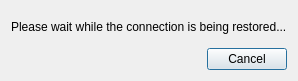
Old version of the form client/libclient/src/ui/dialogs/reconnect_info_dialog.ui in the repository networkoptix/nx_open.
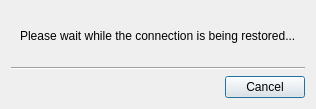
New version of the form.

Commit message:
VMS-2217: Fixed separator lines in many dialogs
<==== Mercurial data ====>
Branch: dev_3.0.0_gui

Diff of the .ui file:
```diff
--- a/client/libclient/src/ui/dialogs/reconnect_info_dialog.ui
+++ b/client/libclient/src/ui/dialogs/reconnect_info_dialog.ui
@@ -9,8 +9,8 @@
    <rect>
     <x>0</x>
     <y>0</y>
-    <width>273</width>
-    <height>81</height>
+    <width>286</width>
+    <height>109</height>
    </rect>
   </property>
   <property name="windowTitle">
@@ -19,6 +19,9 @@
   <property name="modal">
    <bool>true</bool>
   </property>
+  <layout class="QVBoxLayout" name="verticalLayout_2">
+   <item>
+    <widget class="QWidget" name="widget" native="true">
   <layout class="QVBoxLayout" name="verticalLayout">
    <item>
     <widget class="QLabel" name="label">
@@ -29,6 +32,16 @@
    </item>
    <item>
     <layout class="QGridLayout" name="gridLayout"/>
+      </item>
+     </layout>
+    </widget>
+   </item>
+   <item>
+    <widget class="Line" name="line">
+     <property name="orientation">
+      <enum>Qt::Horizontal</enum>
+     </property>
+    </widget>
    </item>
    <item>
     <widget class="QDialogButtonBox" name="buttonBox">
```
Lines whose indentation alone changed are shown as unchanged. The commit also changes 30 other files.
